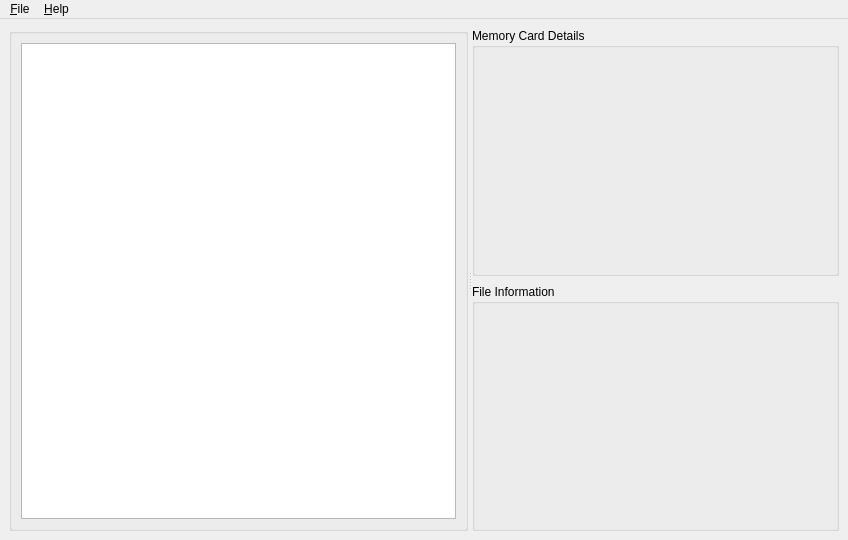
The window that src/mcrecover/ui/McRecoverWindow.ui (GerbilSoft/mcrecover) describes before a commit, drawn with Qt 5.
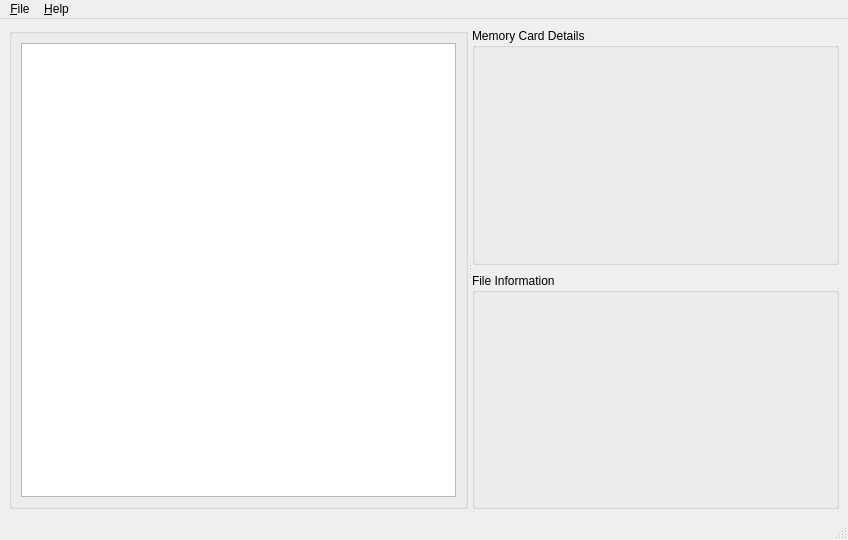
The same window after the commit. Icons and pictures are not drawn. Custom widgets are drawn as their Qt base class.

Commit message:
Reworked the SearchDialog into a StatusBarManager.
This class now manages the McRecoverWindow's status bar.

TODO: Add more events to StatusBarManager, including "open" and "close".

What changed in the file:
```diff
--- a/src/mcrecover/ui/McRecoverWindow.ui
+++ b/src/mcrecover/ui/McRecoverWindow.ui
@@ -154,6 +154,7 @@
    <addaction name="menuFile"/>
    <addaction name="menuHelp"/>
   </widget>
+  <widget class="QStatusBar" name="statusBar"/>
   <action name="actionOpen">
    <property name="icon">
     <iconset theme="document-open">
```
The commit also changes 5 other files.
